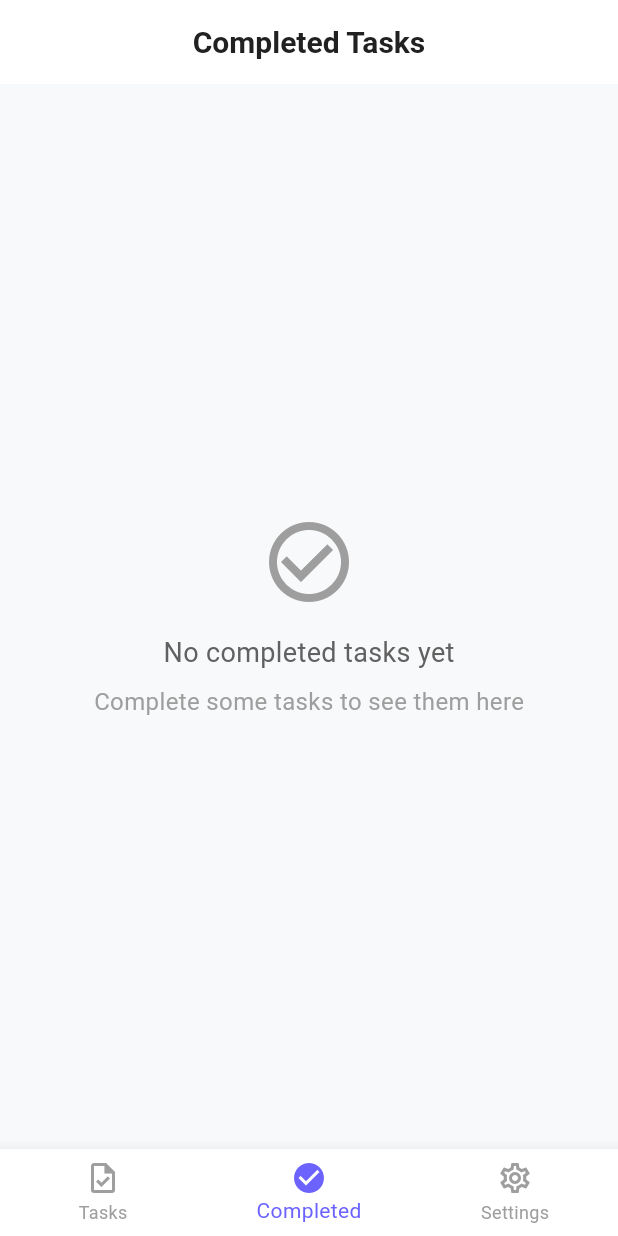
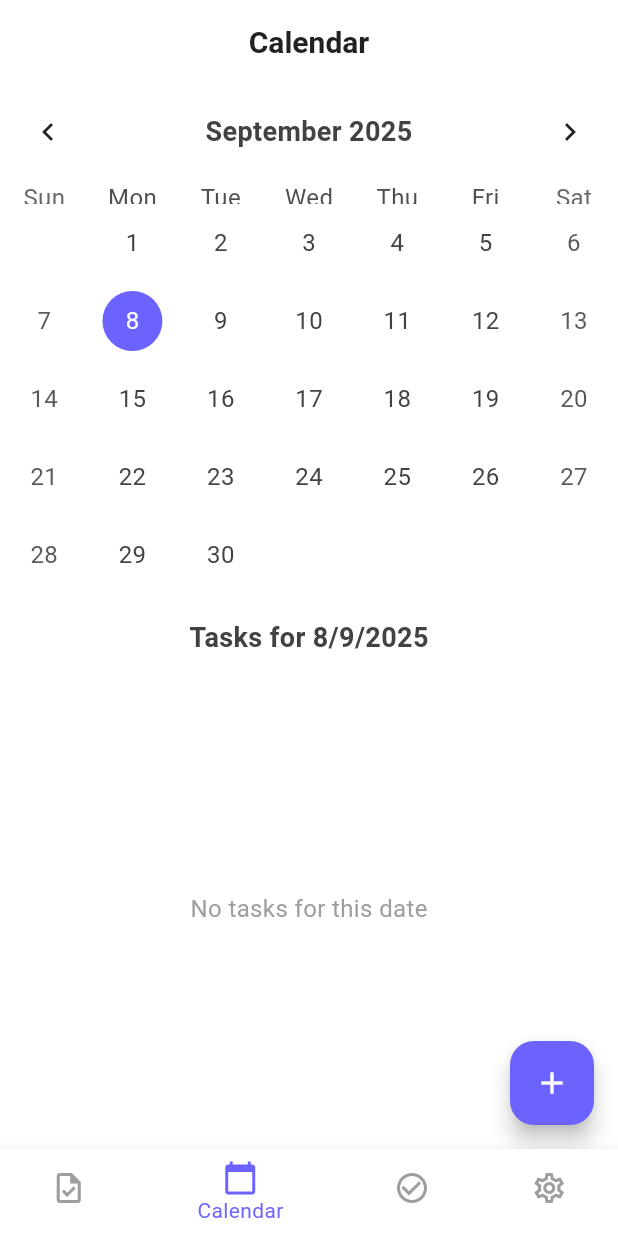
Before and after one commit to eggr7/mind_of_two, a Flutter app: the screen it shows after launch, item 2 of the bottom bar chosen, on a phone screen of 412 x 824 dp. Run offline on Flutter 3.47's test engine with Material 3 defaults, Android fonts, the phone set to English and light mode, and no system bars; drawn by our look-alikes of table_calendar; our stand-ins replace hive, hive_flutter; accounts and stored records are empty.

Commit message:
Add Calendar feature and enhance Task model with due date
- Introduced CalendarScreen for task scheduling and viewing.
- Updated Task model to include an optional due date field.
- Enhanced EditTaskScreen to allow setting and displaying due dates.
- Added dependencies for table_calendar and intl in pubspec.yaml.

```diff
--- a/lib/main.dart
+++ b/lib/main.dart
@@ -6,6 +6,7 @@ import 'providers/task_provider.dart';
 import 'screens/task_list_screen.dart';
 import 'screens/completed_tasks_screen.dart';
 import 'screens/settings_screen.dart';
+import 'screens/calendar_screen.dart';
 
 void main() async {
   WidgetsFlutterBinding.ensureInitialized();
@@ -108,6 +109,7 @@ class _HomeScreenState extends State<HomeScreen> {
 
   final List<Widget> _screens = [
     const TaskListScreen(),
+    const CalendarScreen(), // New Calendar Screen
     const CompletedTasksScreen(),
     const SettingsScreen(),
   ];
@@ -130,6 +132,11 @@ class _HomeScreenState extends State<HomeScreen> {
             label: "Tasks",
           ),
           BottomNavigationBarItem(
+            icon: Icon(Icons.calendar_today_outlined),
+            activeIcon: Icon(Icons.calendar_today),
+            label: "Calendar",
+          ),
+          BottomNavigationBarItem(
             icon: Icon(Icons.check_circle_outline),
             activeIcon: Icon(Icons.check_circle),
             label: "Completed",
--- a/lib/models/task.dart
+++ b/lib/models/task.dart
@@ -17,13 +17,16 @@ class Task {
   String assignedTo; // "me", "partner", "both"
 
   @HiveField(4)
-  String priority;   // "urgent", "important", "normal"
+  String priority; // "urgent", "important", "normal"
 
   @HiveField(5)
   bool completed;
 
   @HiveField(6)
   final DateTime createdAt;
+
+  @HiveField(7) // New field
+  DateTime? dueDate; // Optional due date
 
   Task({
     required this.id,
@@ -33,6 +36,7 @@ class Task {
     required this.priority,
     required this.completed,
     required this.createdAt,
+    this.dueDate, // New parameter
   });
 
   // Method to generate a unique ID (for simplicity, using timestamp)
--- /dev/null
+++ b/lib/screens/calendar_screen.dart
@@ -0,0 +1,187 @@
+import 'package:flutter/material.dart';
+import 'package:provider/provider.dart';
+import 'package:table_calendar/table_calendar.dart';
+import '../providers/task_provider.dart';
+import '../models/task.dart';
+import './edit_task_screen.dart';
+
+class CalendarScreen extends StatefulWidget {
+  const CalendarScreen({super.key});
+
+  @override
+  State<CalendarScreen> createState() => _CalendarScreenState();
+}
+
+class _CalendarScreenState extends State<CalendarScreen> {
+  CalendarFormat _calendarFormat = CalendarFormat.month;
+  DateTime _focusedDay = DateTime.now();
+  DateTime? _selectedDay;
+  Map<DateTime, List<Task>> _events = {};
+
+  @override
+  void initState() {
+    super.initState();
+    _selectedDay = _focusedDay;
+    _loadEvents();
+  }
+
+  void _loadEvents() {
+    final taskProvider = Provider.of<TaskProvider>(context, listen: false);
+    final Map<DateTime, List<Task>> events = {};
+
+    for (var task in taskProvider.tasks) {
+      if (task.dueDate != null) {
+        // Normalizar la fecha (sin hora)
+        final date = DateTime(task.dueDate!.year, task.dueDate!.month, task.dueDate!.day);
+
+        if (events[date] == null) {
+          events[date] = [];
+        }
+        events[date]!.add(task);
+      }
+    }
+
+    setState(() {
+      _events = events;
+    });
+  }
+
+  List<Task> _getEventsForDay(DateTime day) {
+    return _events[day] ?? [];
+  }
+
+  @override
+  Widget build(BuildContext context) {
+    final tasksForSelectedDay = _selectedDay != null ? _getEventsForDay(_selectedDay!) : [];
+
+    return Scaffold(
+      appBar: AppBar(
+        title: const Text("Calendar"),
+        backgroundColor: Colors.white,
+        elevation: 0,
+      ),
+      body: Column(
+        children: [
+          TableCalendar(
+            firstDay: DateTime.utc(2020, 1, 1),
+            lastDay: DateTime.utc(2030, 12, 31),
+            focusedDay: _focusedDay,
+            calendarFormat: _calendarFormat,
+            selectedDayPredicate: (day) {
+              return isSameDay(_selectedDay, day);
+            },
+            onDaySelected: (selectedDay, focusedDay) {
+              setState(() {
+                _selectedDay = selectedDay;
+                _focusedDay = focusedDay;
+              });
+            },
+            onFormatChanged: (format) {
+              setState(() {
+                _calendarFormat = format;
+              });
+            },
+            onPageChanged: (focusedDay) {
+              _focusedDay = focusedDay;
+            },
+            eventLoader: _getEventsForDay,
+            calendarStyle: CalendarStyle(
+              todayDecoration: BoxDecoration(
+                color: const Color(0xFF6C63FF).withOpacity(0.3),
+                shape: BoxShape.circle,
+              ),
+              selectedDecoration: const BoxDecoration(
+                color: Color(0xFF6C63FF),
+                shape: BoxShape.circle,
+              ),
+              markerDecoration: BoxDecoration(
+                color: const Color(0xFFF50057),
+                shape: BoxShape.circle,
+              ),
+              outsideDaysVisible: false,
+            ),
+            headerStyle: HeaderStyle(
+              titleCentered: true,
+              formatButtonVisible: false,
+              titleTextStyle: const TextStyle(
+                fontSize: 18,
+                fontWeight: FontWeight.w600,
+              ),
+            ),
+          ),
+          const SizedBox(height: 16),
+          Padding(
+            padding: const EdgeInsets.symmetric(horizontal: 16),
+            child: Text(
+              _selectedDay != null
+                  ? "Tasks for ${_selectedDay!.day}/${_selectedDay!.month}/${_selectedDay!.year}"
+                  : "Select a date",
+              style: const TextStyle(
+                fontSize: 18,
+                fontWeight: FontWeight.bold,
+              ),
+            ),
+          ),
+          const SizedBox(height: 8),
+          Expanded(
+            child: tasksForSelectedDay.isEmpty
+                ? const Center(
+                    child: Text(
+                      "No tasks for this date",
+                      style: TextStyle(color: Colors.grey),
+                    ),
+                  )
+                : ListView.builder(
+                    itemCount: tasksForSelectedDay.length,
+                    itemBuilder: (context, index) {
+                      final task = tasksForSelectedDay[index];
+                      return Card(
+                        margin: const EdgeInsets.symmetric(horizontal: 16, vertical: 4),
+                        child: ListTile(
+                          title: Text(task.title),
+                          subtitle: Text(task.description),
+                          trailing: Icon(
+                            task.completed ? Icons.check_circle : Icons.radio_button_unchecked,
+                            color: task.completed ? Colors.green : Colors.grey,
+                          ),
+                          onTap: () {
+                            Navigator.push(
+                              context,
+                              MaterialPageRoute(
+                                builder: (_) => EditTaskScreen(task: task),
+                              ),
+                            );
+                          },
+                        ),
+                      );
+                    },
+                  ),
+          ),
+        ],
+      ),
+      floatingActionButton: FloatingActionButton(
+        onPressed: () {
+          Navigator.push(
+            context,
+            MaterialPageRoute(
+              builder: (_) => EditTaskScreen(
+                task: Task(
+                  id: Task.generateId(),
+                  title: "",
+                  description: "",
+                  assignedTo: "both",
+                  priority: "normal",
+                  completed: false,
+                  createdAt: DateTime.now(),
+                  dueDate: _selectedDay, // Pre-seleccionar la fecha del calendario
+                ),
+                isNew: true,
+              ),
+            ),
+          ).then((_) => _loadEvents()); // Recargar eventos al regresar
+        },
+        child: const Icon(Icons.add),
+      ),
+    );
+  }
+}
--- a/pubspec.yaml
+++ b/pubspec.yaml
@@ -37,6 +37,8 @@ dependencies:
   provider: ^6.0.5
   hive: ^2.2.3
   hive_flutter: ^1.1.0
+  table_calendar: ^3.0.9
+  intl: ^0.18.1
 
 dev_dependencies:
   flutter_test:
```
Also changed, not shown: lib/screens/edit_task_screen.dart (+34 -0 lines), lib/models/task.g.dart, pubspec.lock.
